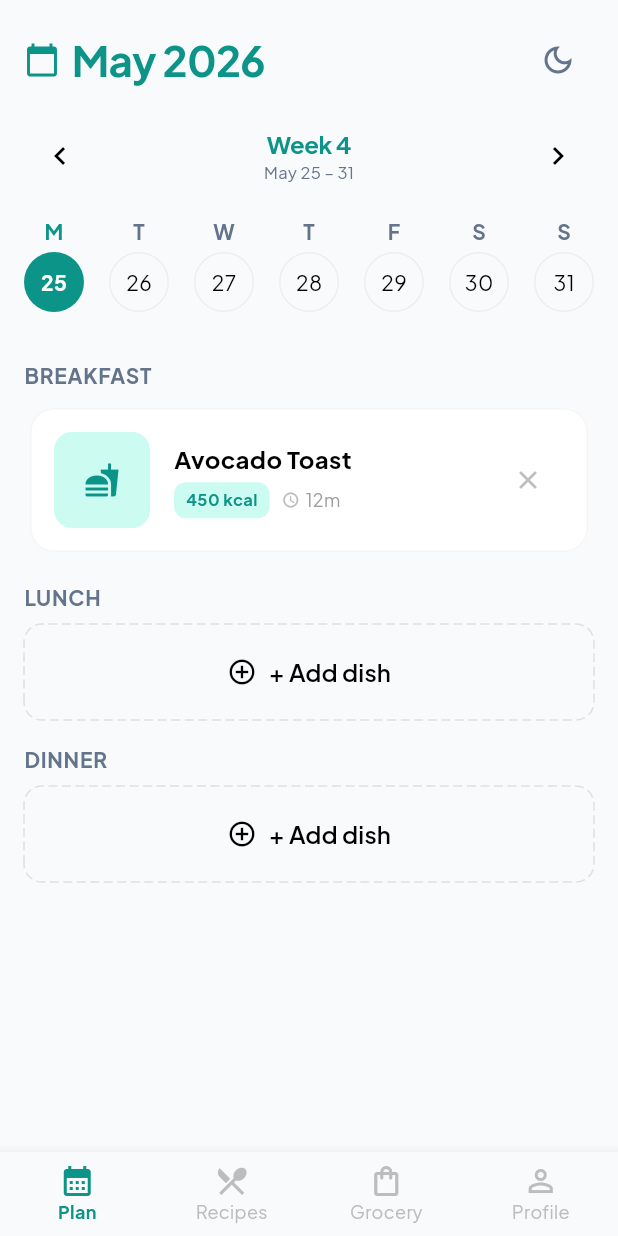
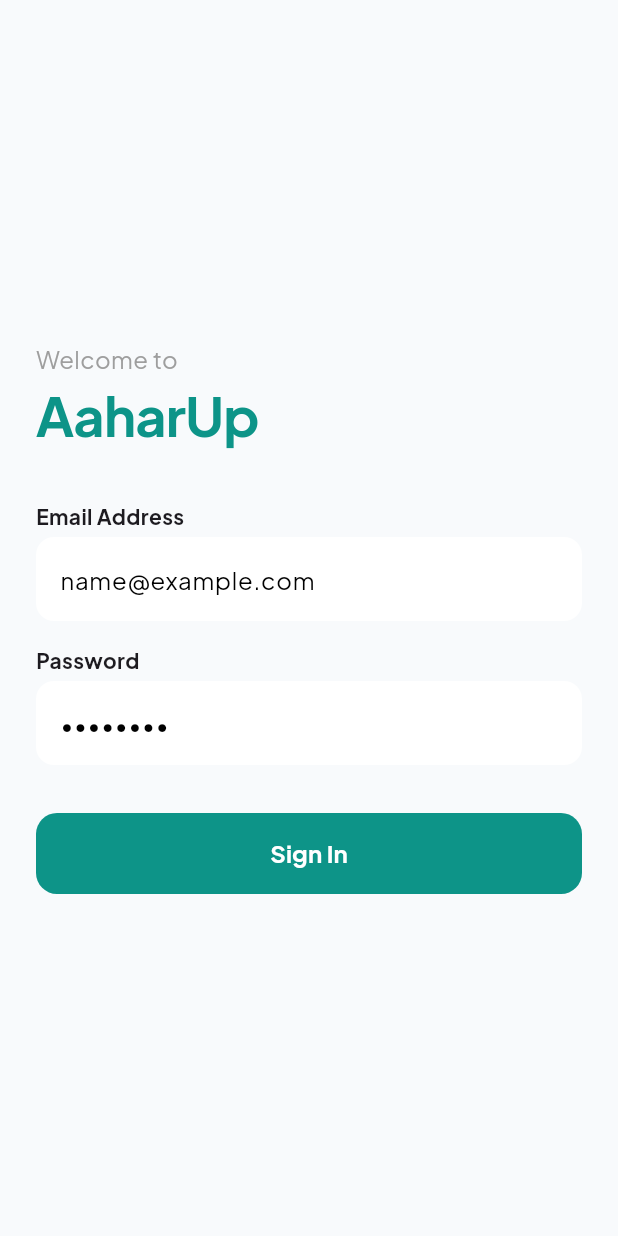
Before and after one commit to adityarathor007/aaharup-app, a Flutter app: the screen it shows after launch, on a phone screen of 412 x 824 dp. Run offline on Flutter 3.47's test engine with Material 3 defaults, Android fonts, the phone set to English and light mode, and no system bars; drawn by our look-alikes of dotted_border; our stand-ins replace dio, flutter_riverpod, go_router, google_fonts, shared_preferences.

Commit message:
added carousel of dishes from global database and feature to select the dish for the meal

```diff
--- a/lib/features/auth/data/auth_providers.dart
+++ b/lib/features/auth/data/auth_providers.dart
@@ -18,3 +18,9 @@ final authRepositoryProvider = Provider<AuthRepository>((ref) {
   // But we return the concrete implementation containing the real code!
   return AuthRepositoryImpl(client);
 });
+
+// Tracks whether an active, unexpired access token sits in the local storage disk
+final authStateProvider = StateProvider<bool>((ref) {
+  // We initialize as false, and toggle to true once credentials verify successfully
+  return false;
+});
--- /dev/null
+++ b/lib/features/auth/presentation/login_screen.dart
@@ -0,0 +1,192 @@
+import 'package:flutter/material.dart';
+import 'package:flutter_riverpod/flutter_riverpod.dart';
+import 'package:go_router/go_router.dart';
+import 'package:shared_preferences/shared_preferences.dart';
+import '../../../core/theme/app_colors.dart';
+import '../../../core/theme/app_spacing.dart';
+import '../../../core/theme/app_text_styles.dart';
+import '../data/auth_providers.dart';
+
+class LoginScreen extends ConsumerStatefulWidget {
+  const LoginScreen({super.key});
+
+  @override
+  ConsumerState<LoginScreen> createState() => _LoginScreenState();
+}
+
+class _LoginScreenState extends ConsumerState<LoginScreen> {
+  final _emailController = TextEditingController();
+  final _passwordController = TextEditingController();
+  bool _isLoading = false;
+  String? _errorMessage;
+
+  Future<void> _handleLogin() async {
+    setState(() {
+      _isLoading = true;
+      _errorMessage = null;
+    });
+
+    try {
+      final apiClient = ref.read(apiClientProvider);
+
+      // Hit your FastAPI login endpoint
+      final response = await apiClient.dio.post(
+        '/auth/login',
+        data: {
+          'email': _emailController.text.trim(), // OAuth2 uses 'username' field by default
+          'password': _passwordController.text,
+        },
+      );
+
+      if (response.statusCode == 200) {
+        final prefs = await SharedPreferences.getInstance();
+        final accessToken = response.data['access_token'];
+        final refreshToken = response.data['refresh_token'];
+
+        // Save security credentials securely to disk parameters
+        await prefs.setString('access_token', accessToken);
+        await prefs.setString('refresh_token', refreshToken);
+
+        // Update routing authorization guard state trees
+        ref.read(authStateProvider.notifier).state = true;
+
+        if (mounted) {
+          context.go(
+            '/plan',
+          ); // Redirect cleanly straight to your calendar dashboard
+        }
+      }
+    } catch (e) {
+      setState(() {
+        print(e);
+        _errorMessage = "Invalid email or password. Please try again.";
+      });
+    } finally {
+      if (mounted) {
+        setState(() => _isLoading = false);
+      }
+    }
+  }
+
+  @override
+  Widget build(BuildContext context) {
+    return Scaffold(
+      body: SafeArea(
+        child: Padding(
+          padding: AppSpacing.paddingAllLg,
+          child: Center(
+            child: SingleChildScrollView(
+              child: Column(
+                mainAxisAlignment: MainAxisAlignment.center,
+                crossAxisAlignment: CrossAxisAlignment.start,
+                children: [
+                  Text(
+                    'Welcome to',
+                    style: AppTextStyles.bodyLarge.copyWith(
+                      color: Colors.grey.shade500,
+                    ),
+                  ),
+                  Text(
+                    'AaharUp',
+                    style: AppTextStyles.h1.copyWith(
+                      fontSize: 36,
+                      color: AppColors.tealPrimary,
+                    ),
+                  ),
+                  const SizedBox(height: AppSpacing.xl),
+
+                  if (_errorMessage != null) ...[
+                    Container(
+                      padding: AppSpacing.paddingAllMd,
+                      decoration: BoxDecoration(
+                        color: Colors.red.shade50,
+                        borderRadius: BorderRadius.circular(12),
+                      ),
+                      child: Text(
+                        _errorMessage!,
+                        style: const TextStyle(
+                          color: Colors.red,
+                          fontWeight: FontWeight.w500,
+                        ),
+                      ),
+                    ),
+                    const SizedBox(height: AppSpacing.md),
+                  ],
+
+                  // Email Input Box Frame
+                  Text(
+                    'Email Address',
+                    style: AppTextStyles.bodyMedium.copyWith(
+                      fontWeight: FontWeight.bold,
+                    ),
+                  ),
+                  const SizedBox(height: AppSpacing.xs),
+                  TextField(
+                    controller: _emailController,
+                    keyboardType: TextInputType.emailAddress,
+                    decoration: InputDecoration(
+                      hintText: 'name@example.com',
+                      filled: true,
+                      fillColor: Theme.of(context).cardColor,
+                      border: OutlineInputBorder(
+                        borderRadius: BorderRadius.circular(12),
+                        borderSide: BorderSide.none,
+                      ),
+                    ),
+                  ),
+                  const SizedBox(height: AppSpacing.md),
+
+                  // Password Input Box Frame
+                  Text(
+                    'Password',
+                    style: AppTextStyles.bodyMedium.copyWith(
+                      fontWeight: FontWeight.bold,
+                    ),
+                  ),
+                  const SizedBox(height: AppSpacing.xs),
+                  TextField(
+                    controller: _passwordController,
+                    obscureText: true,
+                    decoration: InputDecoration(
+                      hintText: '••••••••',
+                      filled: true,
+                      fillColor: Theme.of(context).cardColor,
+                      border: OutlineInputBorder(
+                        borderRadius: BorderRadius.circular(12),
+                        borderSide: BorderSide.none,
+                      ),
+                    ),
+                  ),
+                  const SizedBox(height: AppSpacing.xl),
+
+                  // Submit Action Button
+                  ElevatedButton(
+                    style: ElevatedButton.styleFrom(
+                      backgroundColor: AppColors.tealPrimary,
+                      minimumSize: const Size(double.infinity, 54),
+                      shape: RoundedRectangleBorder(
+                        borderRadius: BorderRadius.circular(14),
+                      ),
+                      elevation: 0,
+                    ),
+                    onPressed: _isLoading ? null : _handleLogin,
+                    child: _isLoading
+                        ? const CircularProgressIndicator(color: Colors.white)
+                        : const Text(
+                            'Sign In',
+                            style: TextStyle(
+                              color: Colors.white,
+                              fontWeight: FontWeight.bold,
+                              fontSize: 16,
+                            ),
+                          ),
+                  ),
+                ],
+              ),
+            ),
+          ),
+        ),
+      ),
+    );
+  }
+}
--- a/lib/features/meal_planner/presentation/meal_planner_screen.dart
+++ b/lib/features/meal_planner/presentation/meal_planner_screen.dart
@@ -2,11 +2,13 @@ import 'package:aaharup_app/core/theme/app_colors.dart';
 import 'package:aaharup_app/core/theme/app_spacing.dart';
 import 'package:aaharup_app/core/theme/app_text_styles.dart';
 import 'package:aaharup_app/features/meal_planner/domain/meal_plan_models.dart';
+import 'package:aaharup_app/features/meal_planner/presentation/discovery_controller.dart';
 import 'package:aaharup_app/features/meal_planner/presentation/meal_planner_controller.dart';
 import 'package:aaharup_app/shared/providers/theme_provider.dart';
 import 'package:dotted_border/dotted_border.dart';
 import 'package:flutter/material.dart';
 import 'package:flutter_riverpod/flutter_riverpod.dart';
+import 'package:go_router/go_router.dart';
 import 'package:intl/intl.dart';
 
 class MealPlannerScreen extends ConsumerWidget {
@@ -17,7 +19,7 @@ class MealPlannerScreen extends ConsumerWidget {
     final selectedDate = ref.watch(selectedDateProvider);
     final weekDays = ref.watch(currentWeekDaysProvider);
     final dailyPlan = ref.watch(dailyMealPlanProvider(selectedDate));
-    final themeMode = ref.watch(themeProvider);
+    // final themeMode = ref.watch(themeProvider);
 
     return Scaffold(
       body: SafeArea(
@@ -163,11 +165,11 @@ class MealPlannerScreen extends ConsumerWidget {
               Expanded(
                 child: ListView(
                   children:[
-                    _buildMealSlot(context,'BREAKFAST', dailyPlan.breakfast),
+                    _buildMealSlot(context,ref,'BREAKFAST', dailyPlan.breakfast),
                     const SizedBox(height: AppSpacing.md),
-                    _buildMealSlot(context, 'LUNCH', dailyPlan.lunch),
+                    _buildMealSlot(context,ref, 'LUNCH', dailyPlan.lunch),
                     const SizedBox(height: AppSpacing.md),
-                    _buildMealSlot(context, 'DINNER', dailyPlan.dinner),
+                    _buildMealSlot(context,ref, 'DINNER', dailyPlan.dinner),
                     const SizedBox(height: AppSpacing.md),
 
                     // 5. NUTRITION TRACKING GOAL WIDGET
@@ -186,6 +188,7 @@ class MealPlannerScreen extends ConsumerWidget {
 
   Widget _buildMealSlot(
     BuildContext context,
+    WidgetRef ref,
     String title,
     ScheduledMeal? meal,
   ) {
@@ -299,7 +302,19 @@ class MealPlannerScreen extends ConsumerWidget {
             radius: const Radius.circular(12), // Matches button shape
             padding: EdgeInsets.zero, // Prevents layout shifting
             child: OutlinedButton(
-              onPressed: () {}, // Hooks up to AI engine selection sheets later
+              onPressed: () {
+                // 1. Set the active slot context (e.g., 'Breakfast', 'Lunch', 'Dinner')
+                // This instantly switches your backend carousel queries dynamically!
+                ref.read(activeSlotContextRecipientProvider.notifier).state =
+                    title;
+
+                // 2. Reset any previous temporary selection states
+                // ref.read(selectedDishIdProvider.notifier).state = null;
+
+                // 3. Navigate to your Netflix-style discovery screen
+                // Assuming your GoRouter path is configured as '/discovery'
+                context.push('/discovery');
+              },
               style: OutlinedButton.styleFrom(
                 minimumSize: const Size(double.infinity, 64),
                 // Remove 'side' parameter entirely
@@ -308,7 +323,7 @@ class MealPlannerScreen extends ConsumerWidget {
                   borderRadius: BorderRadius.circular(12),
                 ),
               ),
-               child: Row(
+              child: Row(
               mainAxisAlignment: MainAxisAlignment.center,
               children: [
                 Icon(
--- a/lib/main.dart
+++ b/lib/main.dart
@@ -1,6 +1,8 @@
 import 'package:aaharup_app/core/routing/scaffold_with_navbar.dart';
 import 'package:aaharup_app/core/theme/app_theme.dart';
 import 'package:aaharup_app/features/auth/presentation/auth_test_screen.dart';
+import 'package:aaharup_app/features/auth/presentation/login_screen.dart';
+import 'package:aaharup_app/features/meal_planner/presentation/discovery_screen.dart';
 import 'package:aaharup_app/features/meal_planner/presentation/meal_planner_screen.dart';
 import 'package:aaharup_app/features/meal_planner/presentation/place_holder_screen.dart';
 import 'package:aaharup_app/shared/providers/theme_provider.dart';
@@ -24,8 +26,10 @@ final GlobalKey<NavigatorState> _shellNavigatorKey = GlobalKey<NavigatorState>()
 
 final GoRouter _router = GoRouter(
   navigatorKey: _rootNavigatorKey,
-  initialLocation: '/plan', // Launch directly into the main plan view
+  initialLocation: '/login', // Launch directly into the main plan view
   routes: [
+    // Standalone Fullscreen Login Route - Completely removes the bottom navigation bar wrapper!
+    GoRoute(path: '/login', builder: (context, state) => const LoginScreen()),
     // The ShellRoute injects your navigation bar wrapper around all nested sub-routes
     ShellRoute(
       navigatorKey: _shellNavigatorKey,
@@ -52,6 +56,10 @@ final GoRouter _router = GoRouter(
         GoRoute(
           path: '/profile',
           builder: (context, state) => const ProfileScreen(),
+        ),
+        GoRoute(
+          path: '/discovery',
+          builder: (context, state) => const DiscoveryFeedWidget(),
         ),
       ],
     ),
```
Also changed, not shown: lib/features/meal_planner/data/dish_repository.dart (added, +50 -0 lines), lib/features/meal_planner/domain/dish_model.dart (added, +49 -0 lines), lib/features/meal_planner/presentation/discovery_controller.dart (added, +110 -0 lines), lib/features/meal_planner/presentation/discovery_screen.dart (added, +236 -0 lines), lib/features/meal_planner/presentation/dish_providers.dart (added, +30 -0 lines).
